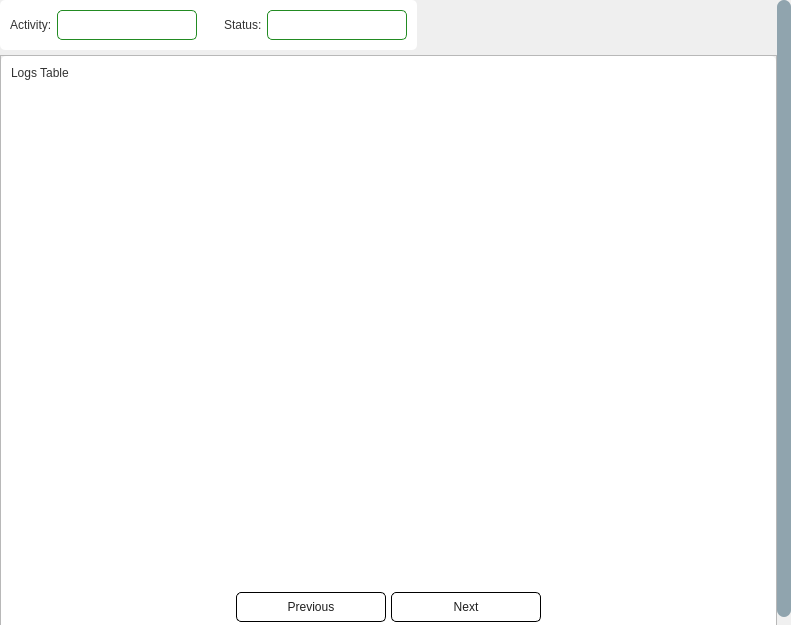
Qt form app/src/ui/activity_logs_page.ui (Kazu0210/Inventory-System) before a commit.
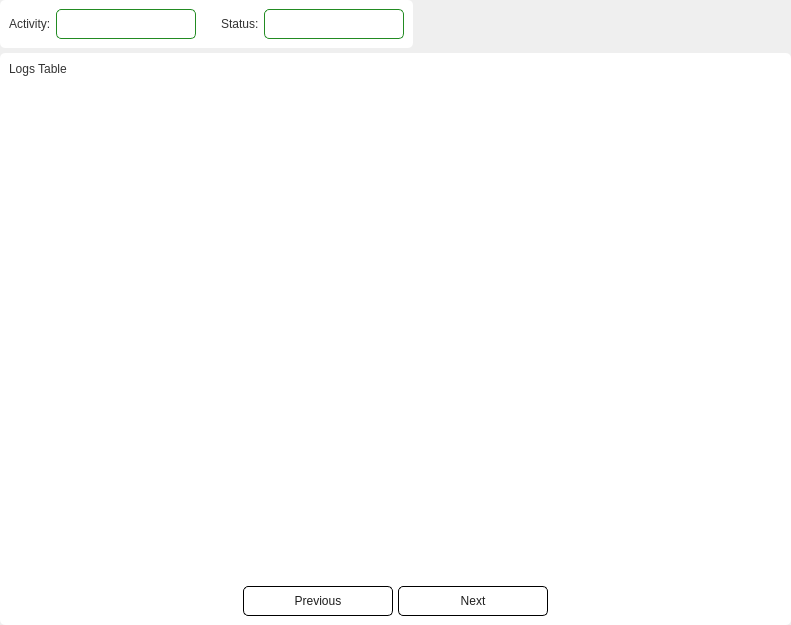
The same form after that commit.

Commit message: removed the borders from the ui

Diff of the .ui file:
```diff
--- a/app/src/ui/activity_logs_page.ui
+++ b/app/src/ui/activity_logs_page.ui
@@ -15,6 +15,7 @@
   </property>
   <property name="styleSheet">
    <string notr="true">*{
+border: none;
 font: 10pt &quot;Noto Sans&quot;;
 }
 </string>
@@ -89,8 +90,8 @@
        <rect>
         <x>0</x>
         <y>0</y>
-        <width>774</width>
-        <height>651</height>
+        <width>777</width>
+        <height>643</height>
        </rect>
       </property>
       <layout class="QVBoxLayout" name="verticalLayout_2">
```
The commit also changes 9955 other files.
